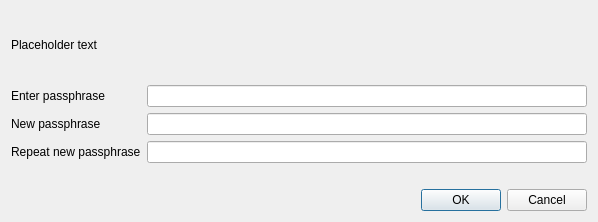
feirm/feirm, file src/qt/forms/askpassphrasedialog.ui: the form before one commit.
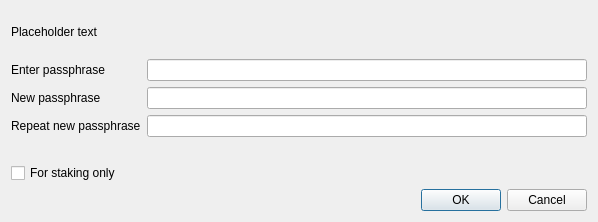
The form after the commit.

Commit message: Implement unlock for staking only

```diff
--- a/src/qt/forms/askpassphrasedialog.ui
+++ b/src/qt/forms/askpassphrasedialog.ui
@@ -108,6 +108,22 @@
        </property>
       </widget>
      </item>
+    <item row="4" column="0">
+      <widget class="QCheckBox" name="stakingCheckBox">
+       <property name="enabled">
+        <bool>true</bool>
+       </property>
+       <property name="toolTip">
+        <string>Serves to disable the trivial sendmoney when OS account compromised. Provides no real security.</string>
+       </property>
+       <property name="text">
+        <string>For staking only</string>
+       </property>
+       <property name="visible">
+        <bool>false</bool>
+       </property>
+      </widget>
+    </item>
     </layout>
    </item>
    <item>
```
The commit also changes 10 other files.
